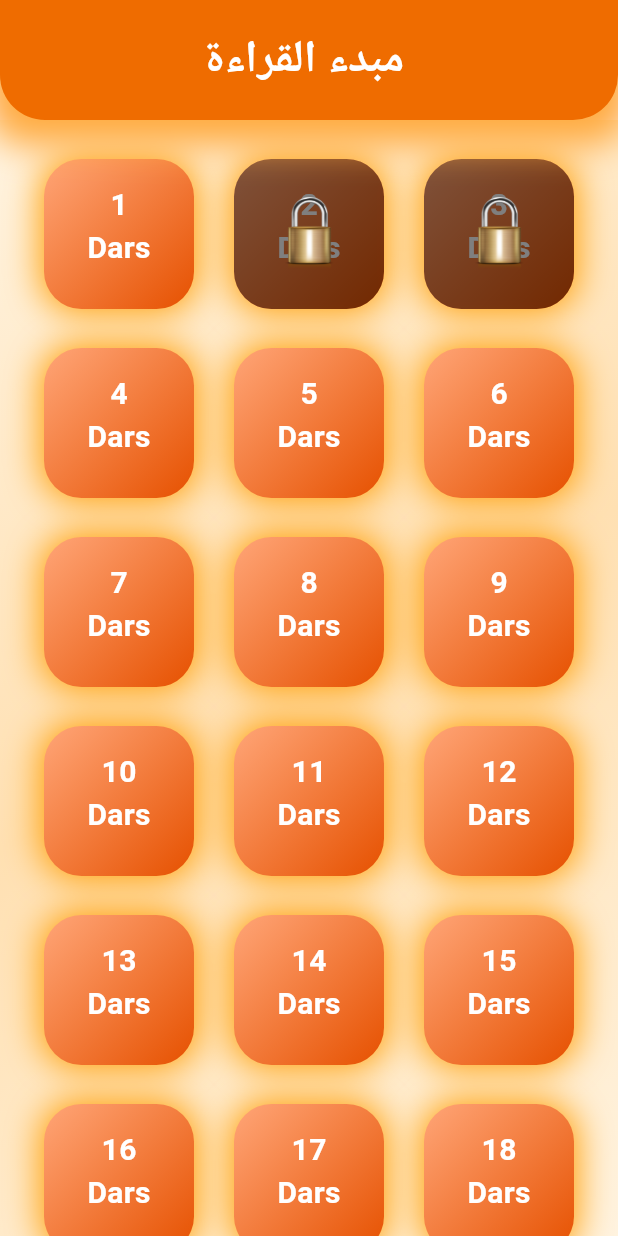
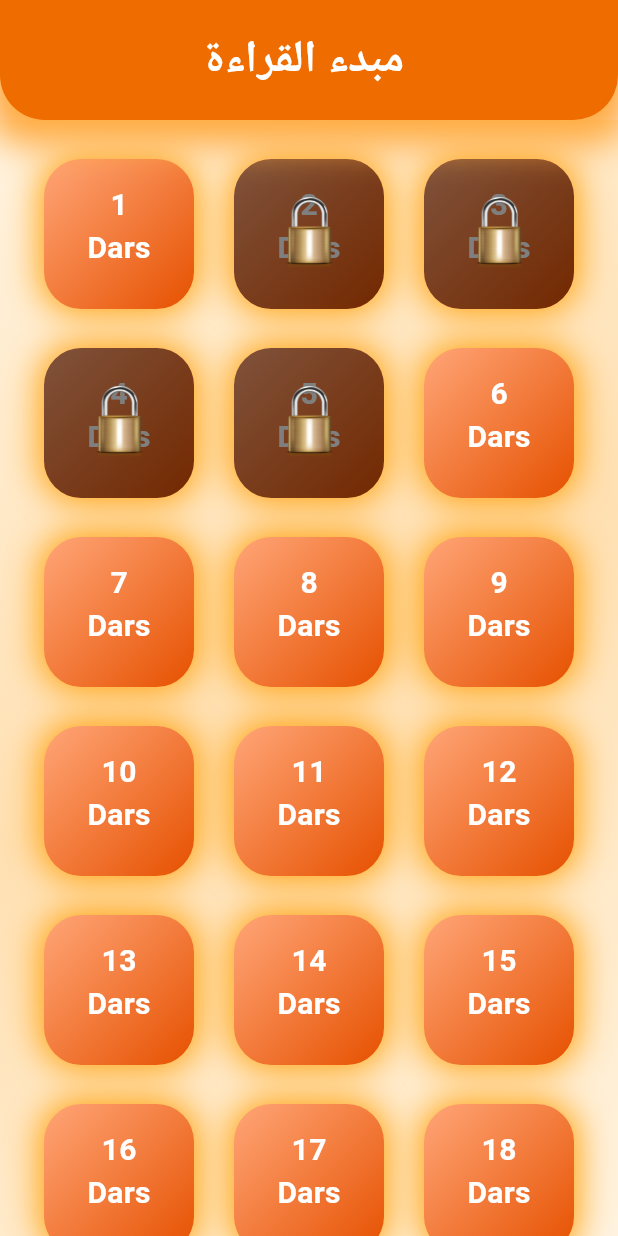
Before and after one commit to tolhaibnayubhon44-coder/YANGI-mabdaul-qiroat, a Flutter app: the Dars screen opened directly, on a phone screen of 412 x 824 dp. Run offline on Flutter 3.47's test engine with Material 3 defaults, Android fonts, the phone set to English and light mode, and no system bars; missing offline and left inert: easy_zoom_widget; Roboto replaces fonts that are missing (Amiri, Arial).

Commit message:
dars qushdim

```diff
--- a/lib/dars.dart
+++ b/lib/dars.dart
@@ -2,6 +2,8 @@ import 'package:flutter/material.dart';
 import 'package:mabdaul_qiroat/darslar/Dars_1.dart';
 import 'package:mabdaul_qiroat/darslar/Dars_2.dart';
 import 'package:mabdaul_qiroat/darslar/Dars_3.dart';
+import 'package:mabdaul_qiroat/darslar/Dars_4.dart';
+import 'package:mabdaul_qiroat/darslar/Dars_5.dart';
 
 class Dars extends StatefulWidget {
   const Dars({super.key});
@@ -309,26 +311,38 @@ class _DarsState extends State<Dars> {
                     mainAxisAlignment: MainAxisAlignment.spaceAround,
                     children: [
                       InkWell(
-                        onTap: () {},
-                        child: Container(
-                          height: 100,
-                          width: 100,
-                          decoration: BoxDecoration(
-                            gradient: const LinearGradient(
-                              begin: Alignment.topLeft,
-                              end: Alignment.bottomRight,
-                              colors: [
-                                Color.fromARGB(255, 255, 165, 119),
-                                Color(0xFFE65100),
-                              ],
-                            ),
-                            borderRadius: BorderRadius.circular(25),
-                            boxShadow: [
-                              BoxShadow(
-                                blurRadius: 20,
-                                spreadRadius: 2,
-                                offset: Offset(0, 0),
-                                color: const Color.fromARGB(255, 255, 157, 0),
+                        onTap: () {
+                          Navigator.push(
+                            context,
+                            MaterialPageRoute(builder: (context) => Dars4()),
+                          );
+                        },
+                        child: Stack(
+                          children: [
+                            Container(
+                              height: 100,
+                              width: 100,
+                              decoration: BoxDecoration(
+                                gradient: const LinearGradient(
+                                  begin: Alignment.topLeft,
+                                  end: Alignment.bottomRight,
+                                  colors: [
+                                    Color.fromARGB(255, 255, 165, 119),
+                                    Color(0xFFE65100),
+                                  ],
+                                ),
+                                borderRadius: BorderRadius.circular(25),
+                                boxShadow: [
+                                  BoxShadow(
+                                    blurRadius: 20,
+                                    spreadRadius: 2,
+                                    offset: Offset(0, 0),
+                                    color: const Color.fromARGB(
+                                      255,
+                                      255,
+                                      157,
+                                      0,
+                                    ),
                                   ),
                                 ],
                               ),
@@ -356,28 +370,67 @@ class _DarsState extends State<Dars> {
                                 ),
                               ),
                             ),
-                      ),
-                      InkWell(
-                        onTap: () {},
-                        child: Container(
-                          height: 100,
-                          width: 100,
-                          decoration: BoxDecoration(
-                            gradient: const LinearGradient(
-                              begin: Alignment.topLeft,
-                              end: Alignment.bottomRight,
-                              colors: [
-                                Color.fromARGB(255, 255, 165, 119),
-                                Color(0xFFE65100),
-                              ],
-                            ),
-                            borderRadius: BorderRadius.circular(25),
-                            boxShadow: [
-                              BoxShadow(
-                                blurRadius: 20,
-                                spreadRadius: 2,
-                                offset: Offset(0, 0),
-                                color: const Color.fromARGB(255, 255, 157, 0),
+                            Positioned(
+                              child: Center(
+                                child: Container(
+                                  height: 100,
+                                  width: 100,
+                                  decoration: BoxDecoration(
+                                    color: Colors.black.withOpacity(0.5),
+                                    borderRadius: BorderRadius.circular(25),
+                                  ),
+                                  child: Center(
+                                    child: Container(
+                                      height: 50,
+                                      width: 50,
+                                      decoration: BoxDecoration(
+                                        image: DecorationImage(
+                                          image: AssetImage(
+                                            "assets/images/qulf.png",
+                                          ),
+                                        ),
+                                      ),
+                                    ),
+                                  ),
+                                ),
+                              ),
+                            ),
+                          ],
+                        ),
+                      ),
+                      InkWell(
+                        onTap: () {
+                          Navigator.push(
+                            context,
+                            MaterialPageRoute(builder: (context) => Dars5()),
+                          );
+                        },
+                        child: Stack(
+                          children: [
+                            Container(
+                              height: 100,
+                              width: 100,
+                              decoration: BoxDecoration(
+                                gradient: const LinearGradient(
+                                  begin: Alignment.topLeft,
+                                  end: Alignment.bottomRight,
+                                  colors: [
+                                    Color.fromARGB(255, 255, 165, 119),
+                                    Color(0xFFE65100),
+                                  ],
+                                ),
+                                borderRadius: BorderRadius.circular(25),
+                                boxShadow: [
+                                  BoxShadow(
+                                    blurRadius: 20,
+                                    spreadRadius: 2,
+                                    offset: Offset(0, 0),
+                                    color: const Color.fromARGB(
+                                      255,
+                                      255,
+                                      157,
+                                      0,
+                                    ),
                                   ),
                                 ],
                               ),
@@ -404,6 +457,33 @@ class _DarsState extends State<Dars> {
                                   ],
                                 ),
                               ),
+                            ),
+                            Positioned(
+                              child: Center(
+                                child: Container(
+                                  height: 100,
+                                  width: 100,
+                                  decoration: BoxDecoration(
+                                    color: Colors.black.withOpacity(0.5),
+                                    borderRadius: BorderRadius.circular(25),
+                                  ),
+                                  child: Center(
+                                    child: Container(
+                                      height: 50,
+                                      width: 50,
+                                      decoration: BoxDecoration(
+                                        image: DecorationImage(
+                                          image: AssetImage(
+                                            "assets/images/qulf.png",
+                                          ),
+                                        ),
+                                      ),
+                                    ),
+                                  ),
+                                ),
+                              ),
+                            ),
+                          ],
                         ),
                       ),
                       InkWell(
```
Also changed, not shown: lib/darslar/Dars_4.dart (added, +163 -0 lines), lib/darslar/Dars_5.dart (added, +168 -0 lines), assets/images/4dars_1lugat-removebg-preview (1).png (added), assets/images/4dars_2lugat-removebg-preview (1).png (added), assets/images/4dars_3lugat-removebg-preview.png (added), assets/images/4dars_4lugat-removebg-preview.png (added), assets/images/4dars_matn.png (added), assets/images/5dars_1lugat-removebg-preview.png (added), assets/images/5dars_2lugat-removebg-preview.png (added), assets/images/5dars_matn-removebg-preview.png (added). Lines whose indentation alone changed are shown as unchanged.
